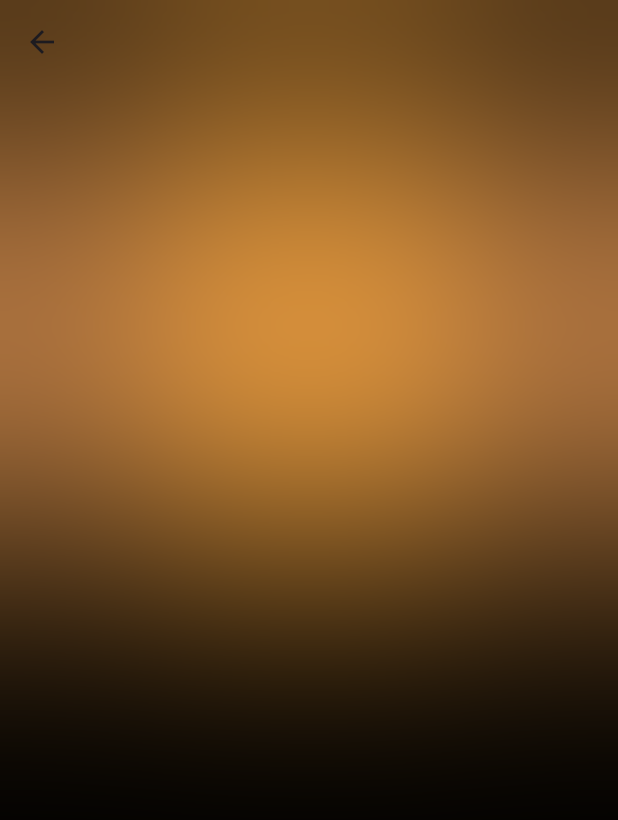
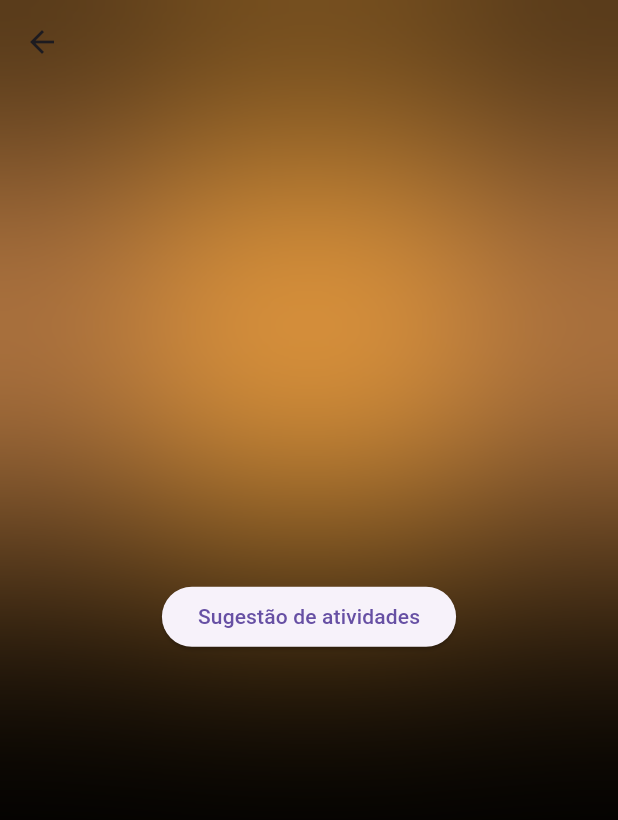
Before and after one commit to MarianaCardoso88/weather_app, a Flutter app: the HomeScreen screen opened directly, on a phone screen of 412 x 824 dp. Shown: the top 820 px of the screen. Run offline on Flutter 3.47's test engine with Material 3 defaults, Android fonts, the phone set to English and light mode, and no system bars; our stand-ins replace bloc, equatable, flutter_bloc, geolocator, weather.

Commit message:
segunda tela

```diff
--- a/lib/screens/home_screen.dart
+++ b/lib/screens/home_screen.dart
@@ -1,19 +1,20 @@
 import 'dart:ui';
-
 import 'package:flutter/material.dart';
 import 'package:flutter/services.dart';
 import 'package:flutter_bloc/flutter_bloc.dart';
 import 'package:intl/intl.dart';
 import 'package:weather_app/bloc/weather_bloc_bloc.dart';
+import 'atividades.dart'; // Importe a página 'atividades.dart' aqui
 
 class HomeScreen extends StatefulWidget {
-  const HomeScreen({super.key});
+  const HomeScreen({Key? key}) : super(key: key);
 
   @override
   State<HomeScreen> createState() => _HomeScreenState();
 }
 
 class _HomeScreenState extends State<HomeScreen> {
+  WeatherBlocSuccess? _currentState; // Variável para armazenar o estado atual
 
   Widget getWeatherIcon(int code) {
     if (code >= 200 && code < 300) {
@@ -44,7 +45,7 @@ class _HomeScreenState extends State<HomeScreen> {
         backgroundColor: Colors.transparent,
         elevation: 0,
         systemOverlayStyle: const SystemUiOverlayStyle(
-            statusBarBrightness: Brightness.dark
+          statusBarBrightness: Brightness.dark,
         ),
       ),
       body: SingleChildScrollView(
@@ -61,18 +62,18 @@ class _HomeScreenState extends State<HomeScreen> {
                       width: 300,
                       decoration: const BoxDecoration(
                         shape: BoxShape.circle,
-                          color: Colors.deepPurple
+                        color: Colors.deepPurple,
                       ),
                     ),
                   ),
                   Align(
                     alignment: const AlignmentDirectional(-3, -0.3),
                     child: Container(
-                      height: 300 ,
+                      height: 300,
                       width: 300,
                       decoration: const BoxDecoration(
                         shape: BoxShape.circle,
-                          color: Color(0xFF673AB7)
+                        color: Color(0xFF673AB7),
                       ),
                     ),
                   ),
@@ -82,7 +83,7 @@ class _HomeScreenState extends State<HomeScreen> {
                       height: 300,
                       width: 600,
                       decoration: const BoxDecoration(
-                          color: Color(0xFFFFAB40)
+                        color: Color(0xFFFFAB40),
                       ),
                     ),
                   ),
@@ -95,6 +96,7 @@ class _HomeScreenState extends State<HomeScreen> {
                   BlocBuilder<WeatherBlocBloc, WeatherBlocState>(
                     builder: (context, state) {
                       if (state is WeatherBlocSuccess) {
+                        _currentState = state; // Atualiza o estado atual
                         return Column(
                           crossAxisAlignment: CrossAxisAlignment.start,
                           children: [
@@ -102,16 +104,16 @@ class _HomeScreenState extends State<HomeScreen> {
                               '📍 ${state.weather.areaName}',
                               style: const TextStyle(
                                 color: Colors.white,
-                                  fontWeight: FontWeight.w300
+                                fontWeight: FontWeight.w300,
                               ),
                             ),
                             const SizedBox(height: 8),
                             const Text(
-                              'Good Morning',
+                              'Olá, querido professor Douglas!',
                               style: TextStyle(
                                 color: Colors.white,
-                                  fontSize: 25,
-                                  fontWeight: FontWeight.bold
+                                fontSize: 18,
+                                fontWeight: FontWeight.bold,
                               ),
                             ),
                             getWeatherIcon(state.weather.weatherConditionCode!),
@@ -121,7 +123,7 @@ class _HomeScreenState extends State<HomeScreen> {
                                 style: const TextStyle(
                                   color: Colors.white,
                                   fontSize: 55,
-                                    fontWeight: FontWeight.w600
+                                  fontWeight: FontWeight.w600,
                                 ),
                               ),
                             ),
@@ -131,7 +133,7 @@ class _HomeScreenState extends State<HomeScreen> {
                                 style: const TextStyle(
                                   color: Colors.white,
                                   fontSize: 25,
-                                    fontWeight: FontWeight.w500
+                                  fontWeight: FontWeight.w500,
                                 ),
                               ),
                             ),
@@ -142,7 +144,7 @@ class _HomeScreenState extends State<HomeScreen> {
                                 style: const TextStyle(
                                   color: Colors.white,
                                   fontSize: 16,
-                                    fontWeight: FontWeight.w300
+                                  fontWeight: FontWeight.w300,
                                 ),
                               ),
                             ),
@@ -164,7 +166,7 @@ class _HomeScreenState extends State<HomeScreen> {
                                           'Sunrise',
                                           style: TextStyle(
                                             color: Colors.white,
-                                              fontWeight: FontWeight.w300
+                                            fontWeight: FontWeight.w300,
                                           ),
                                         ),
                                         const SizedBox(height: 3),
@@ -172,7 +174,7 @@ class _HomeScreenState extends State<HomeScreen> {
                                           DateFormat().add_jm().format(state.weather.sunrise!),
                                           style: const TextStyle(
                                             color: Colors.white,
-                                              fontWeight: FontWeight.w700
+                                            fontWeight: FontWeight.w700,
                                           ),
                                         ),
                                       ],
@@ -193,7 +195,7 @@ class _HomeScreenState extends State<HomeScreen> {
                                           'Sunset',
                                           style: TextStyle(
                                             color: Colors.white,
-                                              fontWeight: FontWeight.w300
+                                            fontWeight: FontWeight.w300,
                                           ),
                                         ),
                                         const SizedBox(height: 3),
@@ -201,7 +203,7 @@ class _HomeScreenState extends State<HomeScreen> {
                                           DateFormat().add_jm().format(state.weather.sunset!),
                                           style: const TextStyle(
                                             color: Colors.white,
-                                              fontWeight: FontWeight.w700
+                                            fontWeight: FontWeight.w700,
                                           ),
                                         ),
                                       ],
@@ -233,7 +235,7 @@ class _HomeScreenState extends State<HomeScreen> {
                                           'Temp Max',
                                           style: TextStyle(
                                             color: Colors.white,
-                                                fontWeight: FontWeight.w300
+                                            fontWeight: FontWeight.w300,
                                           ),
                                         ),
                                         const SizedBox(height: 3),
@@ -241,12 +243,12 @@ class _HomeScreenState extends State<HomeScreen> {
                                           "${state.weather.tempMax!.celsius!.round()} °C",
                                           style: const TextStyle(
                                             color: Colors.white,
-                                                fontWeight: FontWeight.w700
+                                            fontWeight: FontWeight.w700,
                                           ),
                                         ),
                                       ],
                                     )
-                                    ]
+                                  ],
                                 ),
                                 Row(
                                   children: [
@@ -262,7 +264,7 @@ class _HomeScreenState extends State<HomeScreen> {
                                           'Temp Min',
                                           style: TextStyle(
                                             color: Colors.white,
-                                                fontWeight: FontWeight.w300
+                                            fontWeight: FontWeight.w300,
                                           ),
                                         ),
                                         const SizedBox(height: 3),
@@ -270,12 +272,12 @@ class _HomeScreenState extends State<HomeScreen> {
                                           "${state.weather.tempMin!.celsius!.round()} °C",
                                           style: const TextStyle(
                                             color: Colors.white,
-                                                fontWeight: FontWeight.w700
+                                            fontWeight: FontWeight.w700,
                                           ),
                                         ),
                                       ],
                                     )
-                                    ]
+                                  ],
                                 )
                               ],
                             ),
@@ -288,6 +290,20 @@ class _HomeScreenState extends State<HomeScreen> {
                   )
                 ],
               ),
+              const SizedBox(height: 20), // Adicionei um espaço antes do botão
+              ElevatedButton(
+                onPressed: () {
+                  if (_currentState != null) {
+                    Navigator.push(
+                      context,
+                      MaterialPageRoute(
+                        builder: (context) => AtividadesPage(code: _currentState!.weather.weatherConditionCode!),
+                      ),
+                    );
+                  }
+                },
+                child: Text("Sugestão de atividades"),
+              ),
             ],
           ),
         ),
```
Also changed, not shown: lib/screens/atividades.dart (added, +97 -0 lines). Lines whose indentation alone changed are shown as unchanged.
